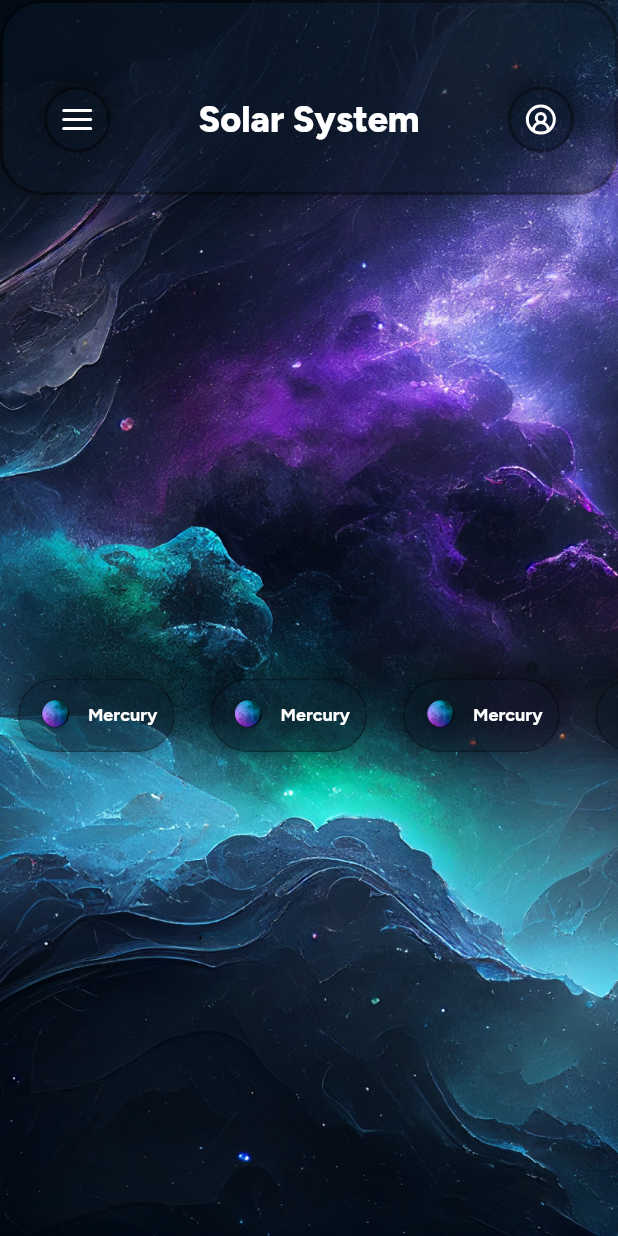
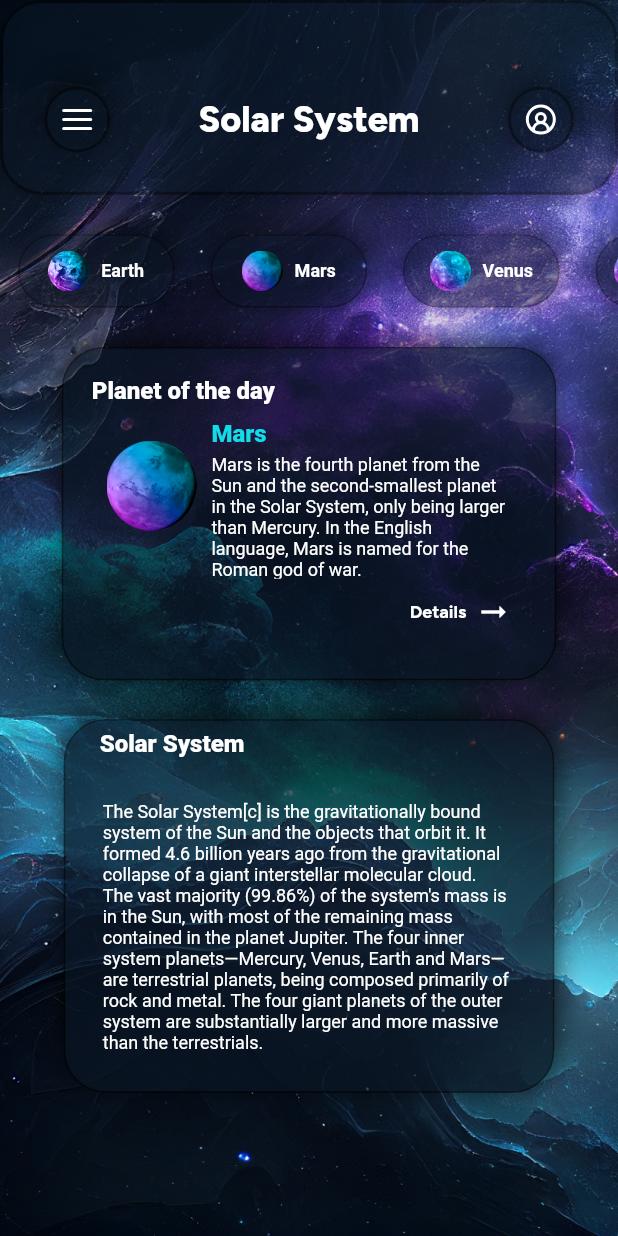
Before and after one commit to Sardorbee/my_solar_system, a Flutter app: the screen it shows after launch, on a phone screen of 412 x 824 dp. Run offline on Flutter 3.47's test engine with Material 2 defaults, Android fonts, the phone set to English and light mode, and no system bars; our stand-ins replace flutter_svg, google_fonts; Roboto replaces fonts that are missing (Fig tree, Fig-tree).

Commit message:
home page created

```diff
--- a/lib/screens/home_page.dart
+++ b/lib/screens/home_page.dart
@@ -1,7 +1,10 @@
+import 'package:cosmos_data/screens/widgets/blocFeatures_item.dart';
+import 'package:cosmos_data/screens/widgets/block_text.dart';
 import 'package:cosmos_data/screens/widgets/custom_appbar.dart';
-import 'package:cosmos_data/screens/widgets/ex.dart';
+import 'package:cosmos_data/screens/widgets/custom_planetItem.dart';
 import 'package:cosmos_data/utils/app_icons.dart';
 import 'package:cosmos_data/utils/app_images.dart';
+import 'package:cosmos_data/utils/responsive_size.dart';
 import 'package:flutter/material.dart';
 
 class HomePage extends StatefulWidget {
@@ -34,18 +37,25 @@ class _HomePageState extends State<HomePage> {
                 title: 'Solar System',
                 leading: AppIcons.settings,
               ),
-              Expanded(
+              SizedBox(
+                height: responsibleSize(context: context, height: 100),
                 child: ListView.builder(
                     scrollDirection: Axis.horizontal,
-                    itemCount: 4,
+                    itemCount: AppImages.listImages.length,
                     itemBuilder: (context, index) {
                       return Padding(
                         padding: const EdgeInsets.symmetric(
                             horizontal: 12, vertical: 20),
-                        child: CustomPlanetItem(),
+                        child: CustomPlanetItem(
+                          name: AppImages.listNames[index],
+                          images: AppImages.listImages[index],
+                        ),
                       );
                     }),
-              )
+              ),
+              const BlockFeatured(),
+            const  SizedBox(height: 26,),
+              const BlockText()
             ],
           ),
         ),
--- /dev/null
+++ b/lib/screens/widgets/blocFeatures_item.dart
@@ -0,0 +1,133 @@
+import 'package:cosmos_data/utils/app_images.dart';
+import 'package:cosmos_data/utils/responsive_size.dart';
+import 'package:flutter/material.dart';
+
+class BlockFeatured extends StatelessWidget {
+  const BlockFeatured({super.key});
+
+  @override
+  Widget build(BuildContext context) {
+    return SizedBox(
+      width: responsibleSize(context: context, width: 300),
+      height: responsibleSize(context: context, height: 219),
+      child: Stack(
+        alignment: Alignment.center,
+        children: [
+          Opacity(
+            opacity: 0.70,
+            child: Container(
+              decoration: ShapeDecoration(
+                color: const Color(0xFF091422),
+                shape: RoundedRectangleBorder(
+                  side: const BorderSide(width: 1),
+                  borderRadius: BorderRadius.circular(28),
+                ),
+                shadows: const [
+                  BoxShadow(
+                    color: Color(0xFF000000),
+                    blurRadius: 16,
+                    offset: Offset(0, -4),
+                    spreadRadius: 0,
+                  )
+                ],
+              ),
+            ),
+          ),
+          Padding(
+            padding: const EdgeInsets.all(20.0),
+            child: Column(
+              crossAxisAlignment: CrossAxisAlignment.start,
+              mainAxisAlignment: MainAxisAlignment.spaceAround,
+              children: [
+              const  Text(
+                  'Planet of the day',
+                  style: TextStyle(
+                    color: Colors.white,
+                    fontSize: 16,
+                    fontFamily: 'Fig-tree',
+                    fontWeight: FontWeight.w800,
+                    height: 0.07,
+                  ),
+                ),
+                Row(
+                  crossAxisAlignment: CrossAxisAlignment.start,
+                  mainAxisAlignment: MainAxisAlignment.spaceEvenly,
+                  children: [
+                    Image.asset(
+                      AppImages.mars,
+                      width: 60,
+                    ),
+                    Column(
+                      mainAxisAlignment: MainAxisAlignment.start,
+                      crossAxisAlignment: CrossAxisAlignment.start,
+                      children: [
+                        const Text(
+                          'Mars',
+                          style: TextStyle(
+                            color: Color(0xFF11DCE8),
+                            fontSize: 16,
+                            fontFamily: 'Fig-tree',
+                            fontWeight: FontWeight.w800,
+                            height: 0.07,
+                          ),
+                        ),//mars
+                        const SizedBox(height: 8),
+                        Column(
+                          mainAxisSize: MainAxisSize.min,
+                          mainAxisAlignment: MainAxisAlignment.center,
+                          crossAxisAlignment: CrossAxisAlignment.end,
+                          children: [
+                            const SizedBox(
+                              width: 200,
+                              height: 83,
+                              child: Text(
+                                'Mars is the fourth planet from the Sun and the second-smallest planet in the Solar System, only being larger than Mercury. In the English language, Mars is named for the Roman god of war.',
+                                style: TextStyle(
+                                  color: Colors.white,
+                                  fontSize: 12,
+                                  fontFamily: 'Fig-tree',
+                                  fontWeight: FontWeight.w400,
+                                  height: 0,
+                                ),
+                              ),
+                            ),
+                            const SizedBox(height: 10),
+                            Row(
+                              mainAxisSize: MainAxisSize.min,
+                              mainAxisAlignment: MainAxisAlignment.start,
+                              crossAxisAlignment: CrossAxisAlignment.center,
+                              children: [
+                                const Text(
+                                  'Details',
+                                  style: TextStyle(
+                                    color: Colors.white,
+                                    fontSize: 12,
+                                    fontFamily: 'Figtree',
+                                    fontWeight: FontWeight.w700,
+                                    height: 0,
+                                  ),
+                                ),
+                                const SizedBox(width: 6),
+                                Container(
+                                  width: 24,
+                                  height: 24,
+                                  clipBehavior: Clip.antiAlias,
+                                  decoration: const BoxDecoration(),
+                                  child: const Icon(Icons.arrow_right_alt_outlined,color: Colors.white,),
+                                ),
+                              ],
+                            ),
+                          ],
+                        ),
+                      ],
+                    ),
+                  ],
+                )
+              ],
+            ),
+          ),
+        ],
+      ),
+    );
+  }
+}
--- /dev/null
+++ b/lib/screens/widgets/block_text.dart
@@ -0,0 +1,79 @@
+import 'package:flutter/material.dart';
+
+class BlockText extends StatelessWidget {
+  const BlockText({super.key});
+
+  @override
+  Widget build(BuildContext context) {
+    return Column(
+      children: [
+        SizedBox(
+          width: 327,
+          height: 249,
+          child: Stack(
+            children: [
+              Positioned(
+                left: 0,
+                top: 0,
+                child: Opacity(
+                  opacity: 0.70,
+                  child: Container(
+                    width: 327,
+                    height: 249,
+                    decoration: ShapeDecoration(
+                      color: const Color(0xFF091422),
+                      shape: RoundedRectangleBorder(
+                        side: const BorderSide(width: 1),
+                        borderRadius: BorderRadius.circular(28),
+                      ),
+                      shadows: const [
+                        BoxShadow(
+                          color: Color(0xFF000000),
+                          blurRadius: 16,
+                          offset: Offset(0, -4),
+                          spreadRadius: 0,
+                        )
+                      ],
+                    ),
+                  ),
+                ),
+              ),
+              const Positioned(
+                left: 26,
+                top: 55,
+                child: SizedBox(
+                  width: 272,
+                  height: 168,
+                  child: Text(
+                    'The Solar System[c] is the gravitationally bound system of the Sun and the objects that orbit it. It formed 4.6 billion years ago from the gravitational collapse of a giant interstellar molecular cloud. The vast majority (99.86%) of the system\'s mass is in the Sun, with most of the remaining mass contained in the planet Jupiter. The four inner system planets—Mercury, Venus, Earth and Mars—are terrestrial planets, being composed primarily of rock and metal. The four giant planets of the outer system are substantially larger and more massive than the terrestrials. ',
+                    style: TextStyle(
+                      color: Colors.white,
+                      fontSize: 12,
+                      fontFamily: 'Fig tree',
+                      fontWeight: FontWeight.w400,
+                      height: 0,
+                    ),
+                  ),
+                ),
+              ),
+              const Positioned(
+                left: 24,
+                top: 21,
+                child: Text(
+                  'Solar System',
+                  style: TextStyle(
+                    color: Colors.white,
+                    fontSize: 16,
+                    fontFamily: 'Fig-tree',
+                    fontWeight: FontWeight.w800,
+                    height: 0.07,
+                  ),
+                ),
+              ),
+            ],
+          ),
+        ),
+      ],
+    );
+  }
+}
--- a/lib/screens/widgets/custom_appbar.dart
+++ b/lib/screens/widgets/custom_appbar.dart
@@ -1,5 +1,5 @@
 import 'package:flutter/material.dart';
-import 'package:flutter_svg/flutter_svg.dart';
+import 'package:flutter_svg/svg.dart';
 import 'package:google_fonts/google_fonts.dart';
 
 class CustomAppBar extends StatelessWidget {
--- a/lib/screens/widgets/ex.dart
+++ b/lib/screens/widgets/custom_planetItem.dart
@@ -3,7 +3,9 @@ import 'package:cosmos_data/utils/responsive_size.dart';
 import 'package:flutter/material.dart';
 
 class CustomPlanetItem extends StatelessWidget {
-  const CustomPlanetItem({super.key});
+  const CustomPlanetItem({super.key, required this.name, required this.images});
+  final String name;
+  final String images;
 
   @override
   Widget build(BuildContext context) {
@@ -39,16 +41,16 @@ class CustomPlanetItem extends StatelessWidget {
           crossAxisAlignment: CrossAxisAlignment.center,
           children: [
             Image.asset(
-              AppImages.mars,
+              images,
               height: MediaQuery.of(context).size.height * 0.033,
             ),
             const SizedBox(width: 8),
-            const Text(
-              'Mercury',
-              style: TextStyle(
+             Text(
+              name,
+              style: const TextStyle(
                 color: Colors.white,
                 fontSize: 12,
-                fontFamily: 'Figtree',
+                fontFamily: 'Fig-tree',
                 fontWeight: FontWeight.w700,
                 height: 0,
               ),
--- a/lib/utils/app_images.dart
+++ b/lib/utils/app_images.dart
@@ -1,8 +1,19 @@
-class AppImages{
+class AppImages {
   static const String bgImage = "assets/image/bg_image.png";
   static const String bgDetail = "assets/image/bg_detail.png";
   static const String earth = "assets/image/earth.png";
   static const String mars = "assets/image/mars.png";
   static const String mercury = "assets/image/mercury.png";
-  static const String venus = "assets/image/venus.png";
+  static const String venus = "assets/image/mercury.png";
+  static const String jupiter = "assets/image/jupiter.png";
+
+  // listlar
+  static const List<String> listImages = [earth, mars, venus, mercury, jupiter];
+  static const List<String> listNames = [
+    "Earth",
+    "Mars",
+    "Venus",
+    "Mercury",
+    "Jupiter"
+  ];
 }
--- a/lib/utils/responsive_size.dart
+++ b/lib/utils/responsive_size.dart
@@ -5,19 +5,21 @@ double? responsibleSize({
   double? width,
   required BuildContext context,
 }) {
-  double screenHeight = MediaQuery.of(context).size.height;
-  double screenWidth = MediaQuery.of(context).size.width;
+  double screenHeight = MediaQuery.of(context).size.height/100;
+  double screenWidth = MediaQuery.of(context).size.width/100;
+  print("============${screenHeight}      ${screenWidth}==================");
 
-  double figmaDesignHeight = 812.0;
-  double figmaDesignWidth = 375.0;
-
-  double heightFactor = screenHeight / figmaDesignHeight;
-  double widthFactor = screenWidth / figmaDesignWidth;
+  double figmaDesignHeight = 812.0/100;
+  double figmaDesignWidth = 375.0/100;
 
   if (height == null && width != null) {
-    return width * widthFactor;
+    double widthFactor = width / figmaDesignWidth;
+
+    return screenWidth * widthFactor;
   } else if (width == null && height != null) {
-    return height * heightFactor;
+    double heightFactor = height / figmaDesignHeight ;
+
+    return screenHeight * heightFactor;
   } else {
     return null;
   }
--- a/pubspec.yaml
+++ b/pubspec.yaml
@@ -12,8 +12,9 @@ dependencies:
   flutter:
     sdk: flutter
   cupertino_icons: ^1.0.2
+  flutter_svg: ^2.0.8
   google_fonts: ^6.1.0
-  flutter_svg: ^2.0.7
+
 
 dev_dependencies:
   flutter_test:
```
Also changed, not shown: assets/image/earth.png, assets/image/jupiter.png (added), assets/image/mars.png, assets/image/mercury.png, assets/image/venus.png, pubspec.lock.
